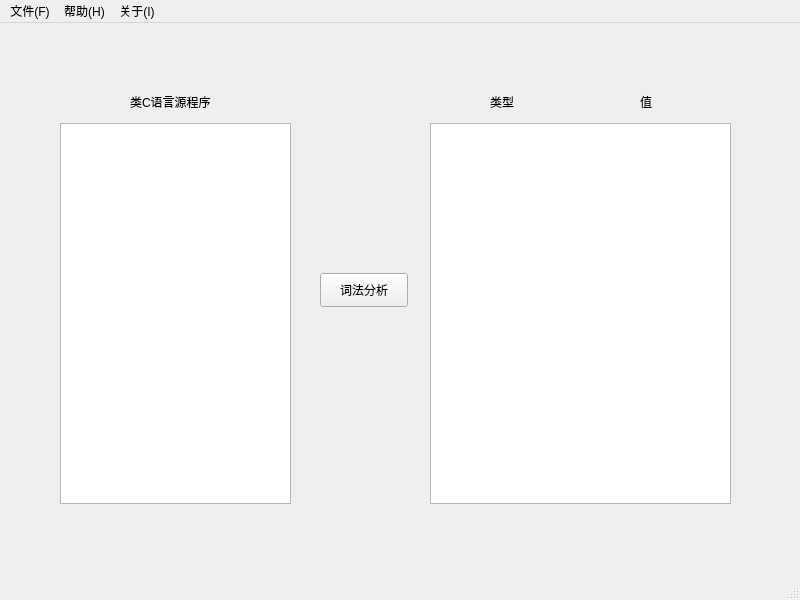
Before: the Qt Designer form src/View/mainwindow.ui in BNSWT/Analyzer, drawn with Qt 5.
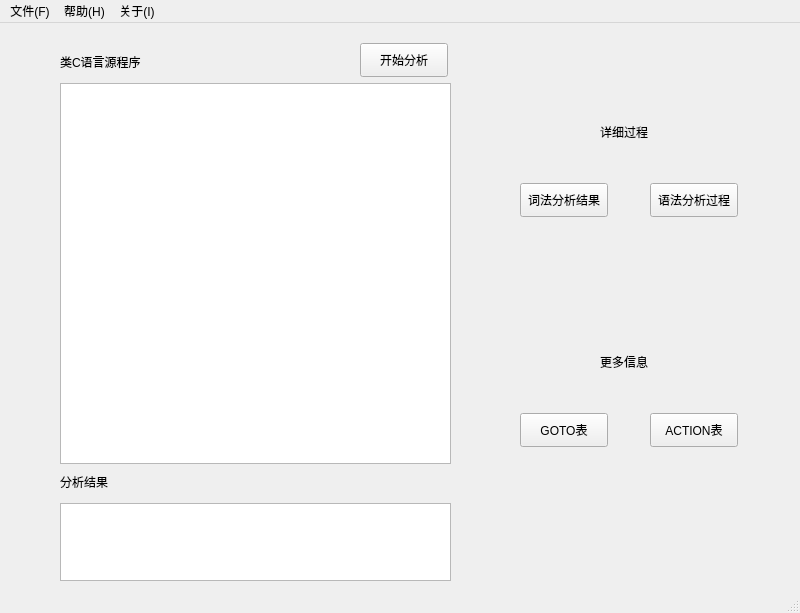
After: the same form once the commit is applied.

```diff
--- a/src/View/mainwindow.ui
+++ b/src/View/mainwindow.ui
@@ -7,7 +7,7 @@
     <x>0</x>
     <y>0</y>
     <width>800</width>
-    <height>600</height>
+    <height>613</height>
    </rect>
   </property>
   <property name="windowTitle">
@@ -17,8 +17,8 @@
    <widget class="QLabel" name="label">
     <property name="geometry">
      <rect>
-      <x>130</x>
-      <y>70</y>
+      <x>60</x>
+      <y>30</y>
       <width>91</width>
       <height>18</height>
      </rect>
@@ -31,82 +31,124 @@
     <property name="geometry">
      <rect>
       <x>60</x>
-      <y>100</y>
-      <width>231</width>
+      <y>60</y>
+      <width>391</width>
       <height>381</height>
      </rect>
     </property>
    </widget>
+   <widget class="QPushButton" name="pushButton_Lexical">
+    <property name="geometry">
+     <rect>
+      <x>520</x>
+      <y>160</y>
+      <width>88</width>
+      <height>34</height>
+     </rect>
+    </property>
+    <property name="text">
+     <string>词法分析结果</string>
+    </property>
+   </widget>
+   <widget class="QTextBrowser" name="textBrowser">
+    <property name="geometry">
+     <rect>
+      <x>60</x>
+      <y>480</y>
+      <width>391</width>
+      <height>78</height>
+     </rect>
+    </property>
+   </widget>
    <widget class="QLabel" name="label_2">
     <property name="geometry">
      <rect>
-      <x>490</x>
-      <y>70</y>
-      <width>31</width>
+      <x>60</x>
+      <y>450</y>
+      <width>91</width>
       <height>18</height>
      </rect>
     </property>
     <property name="text">
-     <string>类型</string>
+     <string>分析结果</string>
+    </property>
+   </widget>
+   <widget class="QPushButton" name="pushButton_Syntax">
+    <property name="geometry">
+     <rect>
+      <x>650</x>
+      <y>160</y>
+      <width>88</width>
+      <height>34</height>
+     </rect>
+    </property>
+    <property name="text">
+     <string>语法分析过程</string>
+    </property>
+   </widget>
+   <widget class="QPushButton" name="pushButton_Goto">
+    <property name="geometry">
+     <rect>
+      <x>520</x>
+      <y>390</y>
+      <width>88</width>
+      <height>34</height>
+     </rect>
+    </property>
+    <property name="text">
+     <string>GOTO表</string>
+    </property>
+   </widget>
+   <widget class="QPushButton" name="pushButton_Action">
+    <property name="geometry">
+     <rect>
+      <x>650</x>
+      <y>390</y>
+      <width>88</width>
+      <height>34</height>
+     </rect>
+    </property>
+    <property name="text">
+     <string>ACTION表</string>
+    </property>
+   </widget>
+   <widget class="QPushButton" name="pushButton_Start">
+    <property name="geometry">
+     <rect>
+      <x>360</x>
+      <y>20</y>
+      <width>88</width>
+      <height>34</height>
+     </rect>
+    </property>
+    <property name="text">
+     <string>开始分析</string>
     </property>
    </widget>
    <widget class="QLabel" name="label_3">
     <property name="geometry">
      <rect>
-      <x>640</x>
-      <y>70</y>
-      <width>31</width>
-      <height>18</height>
-     </rect>
-    </property>
-    <property name="text">
-     <string>值</string>
-    </property>
-   </widget>
-   <widget class="QScrollArea" name="scrollArea">
-    <property name="geometry">
-     <rect>
-      <x>430</x>
+      <x>600</x>
       <y>100</y>
-      <width>301</width>
-      <height>381</height>
+      <width>61</width>
+      <height>18</height>
      </rect>
     </property>
-    <property name="widgetResizable">
-     <bool>true</bool>
+    <property name="text">
+     <string>详细过程</string>
     </property>
-    <widget class="QWidget" name="scrollAreaWidgetContents">
-     <property name="geometry">
-      <rect>
-       <x>0</x>
-       <y>0</y>
-       <width>297</width>
-       <height>377</height>
-      </rect>
-     </property>
-     <widget class="QListView" name="listView">
-      <property name="geometry">
-       <rect>
-        <x>-5</x>
-        <y>-9</y>
-        <width>311</width>
-        <height>391</height>
-       </rect>
-      </property>
-     </widget>
-    </widget>
    </widget>
-   <widget class="QPushButton" name="pushButton_Lexical">
+   <widget class="QLabel" name="label_4">
     <property name="geometry">
      <rect>
-      <x>320</x>
-      <y>250</y>
-      <width>88</width>
-      <height>34</height>
+      <x>600</x>
+      <y>330</y>
+      <width>61</width>
+      <height>18</height>
      </rect>
     </property>
     <property name="text">
-     <string>词法分析</string>
+     <string>更多信息</string>
     </property>
    </widget>
   </widget>
```
Left out of the diff: 2 changed lines with no effect on the pictures.
